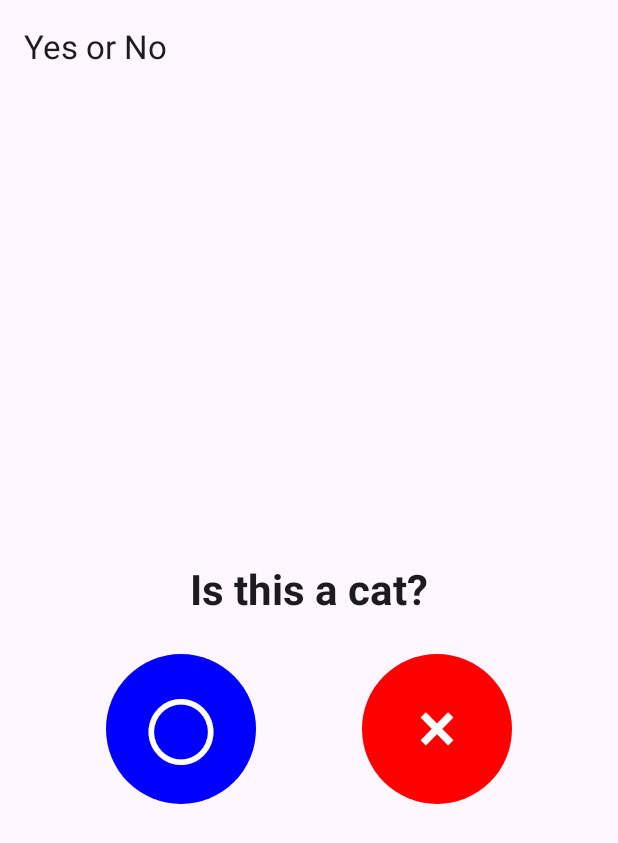
After one commit to Takuchan/rcn24_final, an Android app built with Jetpack Compose: the YesNoActivity screen opened directly, with no data from a screen before it, on a phone screen of 412 x 824 dp. The commit adds this screen. Shown: the top 843 px of the screen. Run offline under Robolectric (Android 15) with nearby library versions, the phone set to English and light mode, and no system bars; network calls fail.

Commit message:
プログラムの追加

```diff
--- a/HelpMe/app/src/main/java/com/takuchan/AudioDetect.kt
+++ b/HelpMe/app/src/main/java/com/takuchan/AudioDetect.kt
@@ -25,6 +25,7 @@ class AudioDetect {
         override fun onResult(result: List<Category>, interfaceTime: Long) {
             GlobalScope.launch(Dispatchers.Main) {
                 _result.value = result
+
             }
         }
 
--- /dev/null
+++ b/HelpMe/app/src/main/java/com/takuchan/helpme/YesNoActivity.kt
@@ -0,0 +1,109 @@
+package com.takuchan.helpme
+
+import android.os.Bundle
+import androidx.activity.ComponentActivity
+import androidx.activity.compose.setContent
+import androidx.activity.enableEdgeToEdge
+import androidx.appcompat.app.AppCompatActivity
+import androidx.compose.foundation.layout.Arrangement
+import androidx.compose.foundation.layout.Column
+import androidx.compose.foundation.layout.Row
+import androidx.compose.foundation.layout.fillMaxSize
+import androidx.compose.foundation.layout.fillMaxWidth
+import androidx.compose.foundation.layout.padding
+import androidx.compose.foundation.layout.size
+import androidx.compose.foundation.shape.CircleShape
+import androidx.compose.material3.Button
+import androidx.compose.material3.ButtonDefaults
+import androidx.compose.material3.ExperimentalMaterial3Api
+import androidx.compose.material3.MaterialTheme
+import androidx.compose.material3.Scaffold
+import androidx.compose.material3.Surface
+import androidx.compose.material3.Text
+import androidx.compose.material3.TopAppBar
+import androidx.compose.runtime.Composable
+import androidx.compose.ui.Alignment
+import androidx.compose.ui.Modifier
+import androidx.compose.ui.graphics.Color
+import androidx.compose.ui.text.font.FontWeight
+import androidx.compose.ui.text.style.TextAlign
+import androidx.compose.ui.unit.dp
+import androidx.compose.ui.unit.sp
+import androidx.core.view.ViewCompat
+import androidx.core.view.WindowInsetsCompat
+
+class YesNoActivity : ComponentActivity() {
+    @OptIn(ExperimentalMaterial3Api::class)
+    override fun onCreate(savedInstanceState: Bundle?) {
+        super.onCreate(savedInstanceState)
+        enableEdgeToEdge()
+        setContent {
+            Surface(
+                modifier = Modifier.fillMaxSize(),
+                color = MaterialTheme.colorScheme.background
+            ) {
+                Scaffold(
+                    topBar = {
+                        TopAppBar(
+                            title = {
+                                Text(text = "Yes or No")
+                            }
+                        )
+                    }
+                ) { innnapadding ->
+                    Column(
+                        modifier = Modifier
+                            .padding(innnapadding)
+                            .fillMaxSize(),
+                        verticalArrangement = Arrangement.Center,
+                        horizontalAlignment = Alignment.CenterHorizontally
+                    ) {
+                        //content
+                        QuestionText(question = "Is this a cat?")
+                        AnswerOptions()
+
+                    }
+                }
+            }
+        }
+    }
+
+}
+
+@Composable
+fun QuestionText(question: String) {
+    Text(
+        text = question,
+        style = MaterialTheme.typography.headlineMedium,
+        fontWeight = FontWeight.Bold,
+        textAlign = TextAlign.Center,
+        modifier = Modifier.padding(vertical = 24.dp)
+    )
+}
+
+@Composable
+fun AnswerOptions() {
+    Row(
+        modifier = Modifier.fillMaxWidth(),
+        horizontalArrangement = Arrangement.SpaceEvenly
+    ) {
+        AnswerButton(text = "〇", color = Color.Blue)
+        AnswerButton(text = "×", color = Color.Red)
+    }
+}
+
+@Composable
+fun AnswerButton(text: String, color: Color) {
+    Button(
+        onClick = { /* ボタンクリック時の処理 */ },
+        colors = ButtonDefaults.buttonColors(containerColor = color),
+        shape = CircleShape,
+        modifier = Modifier.size(100.dp)
+    ) {
+        Text(
+            text = text,
+            fontSize = 48.sp,
+            color = Color.White
+        )
+    }
+}
--- a/HelpMe/build.gradle.kts
+++ b/HelpMe/build.gradle.kts
@@ -2,4 +2,5 @@
 plugins {
     alias(libs.plugins.android.application) apply false
     alias(libs.plugins.jetbrains.kotlin.android) apply false
+    id("com.google.gms.google-services") version "4.4.2" apply false
 }
```
Also changed, not shown: HelpMe/app/build.gradle.kts (+10 -0 lines), HelpMe/app/src/main/AndroidManifest.xml (+7 -1 lines), HelpMe/app/src/main/java/com/takuchan/helpme/MainActivity.kt (+101 -8 lines), HelpMe/app/src/main/res/layout/activity_yes_no.xml (added, +51 -0 lines), HelpMe/gradle/libs.versions.toml (+12 -0 lines), 1 other file.
